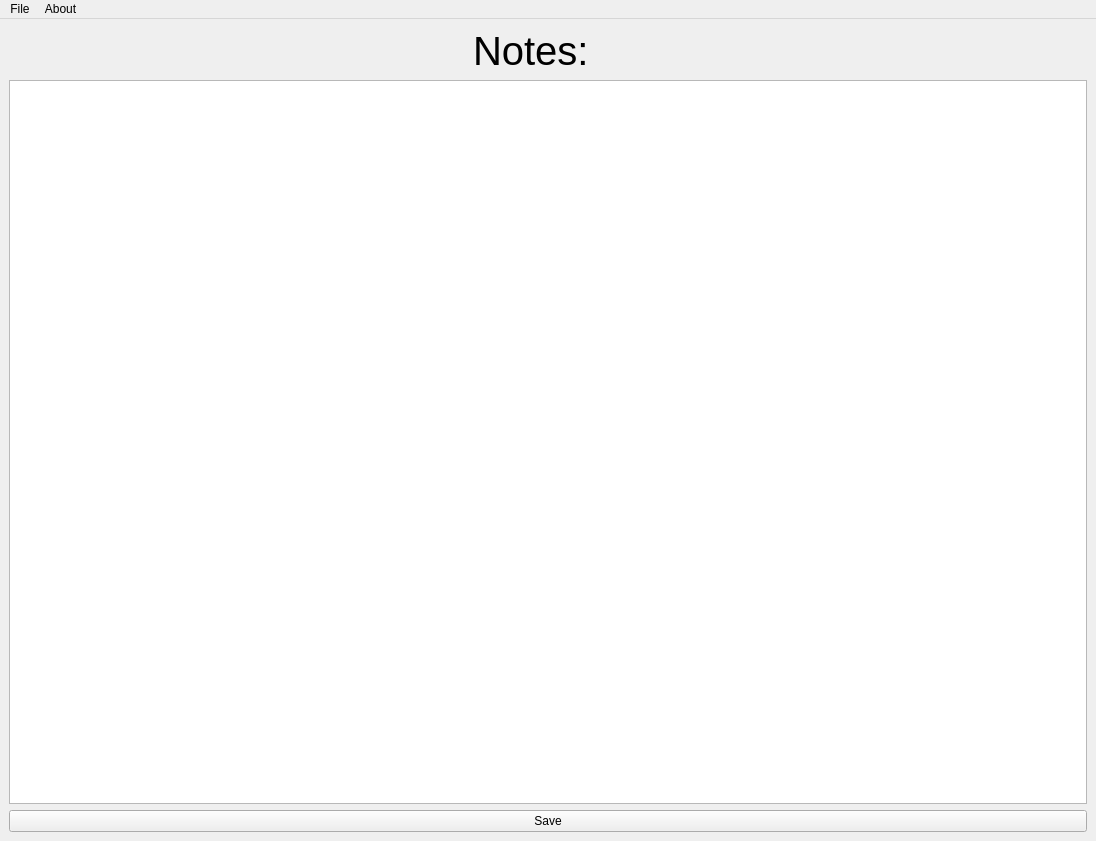
First picture: the form in mainwindow.ui, repository wwderw/embTools, before the edit.
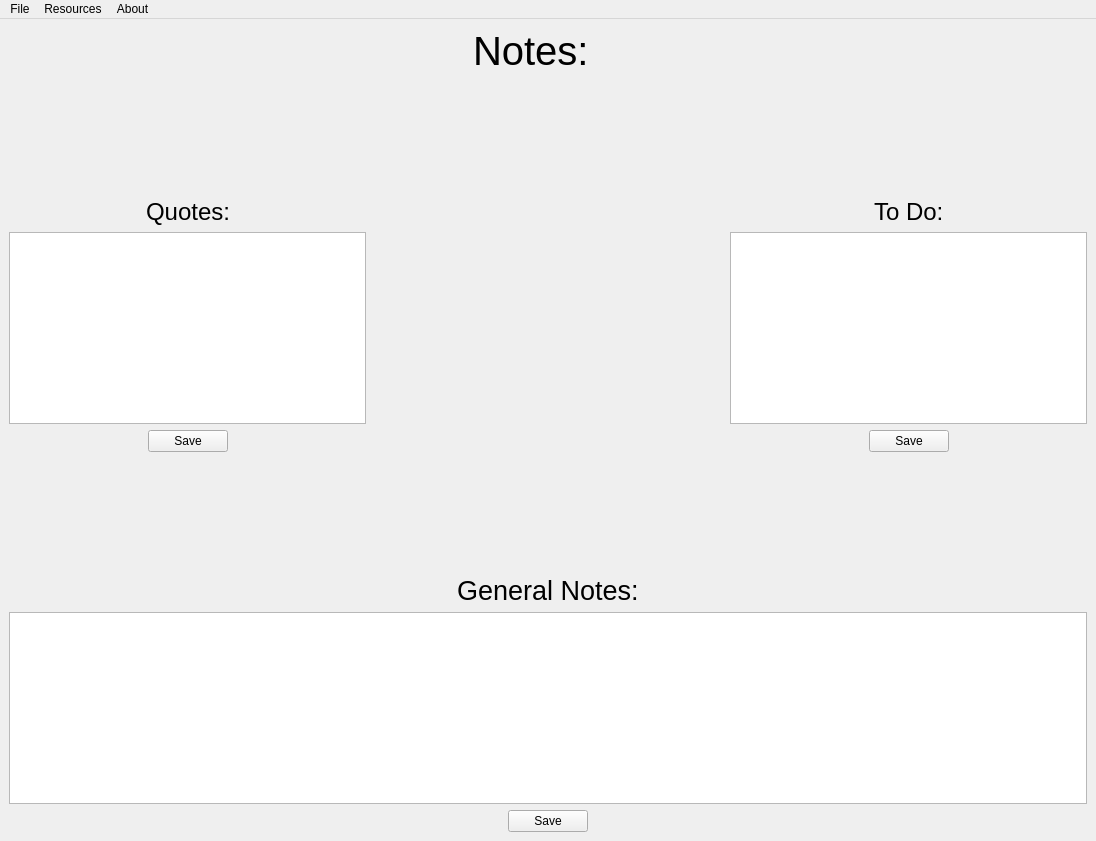
Second picture: the form after the edit. Icons and pictures are not drawn.

Diff of the .ui file:
```diff
--- a/mainwindow.ui
+++ b/mainwindow.ui
@@ -18,59 +18,354 @@
     <normaloff>assets/favIcon-196x196.png</normaloff>assets/favIcon-196x196.png</iconset>
   </property>
   <widget class="QWidget" name="centralwidget">
-   <layout class="QVBoxLayout" name="verticalLayout">
-    <item>
-     <layout class="QHBoxLayout" name="horizontalLayout">
+   <layout class="QGridLayout" name="gridLayout">
+    <item row="0" column="0">
+     <layout class="QVBoxLayout" name="verticalLayout_4">
       <item>
-       <spacer name="horizontalSpacer">
+       <layout class="QHBoxLayout" name="horizontalLayout">
+        <item>
+         <spacer name="horizontalSpacer">
+          <property name="orientation">
+           <enum>Qt::Horizontal</enum>
+          </property>
+          <property name="sizeHint" stdset="0">
+           <size>
+            <width>418</width>
+            <height>20</height>
+           </size>
+          </property>
+         </spacer>
+        </item>
+        <item>
+         <widget class="QLabel" name="label">
+          <property name="font">
+           <font>
+            <pointsize>30</pointsize>
+           </font>
+          </property>
+          <property name="text">
+           <string>Notes:</string>
+          </property>
+         </widget>
+        </item>
+        <item>
+         <spacer name="horizontalSpacer_2">
+          <property name="orientation">
+           <enum>Qt::Horizontal</enum>
+          </property>
+          <property name="sizeHint" stdset="0">
+           <size>
+            <width>498</width>
+            <height>20</height>
+           </size>
+          </property>
+         </spacer>
+        </item>
+       </layout>
+      </item>
+      <item>
+       <spacer name="verticalSpacer">
         <property name="orientation">
-         <enum>Qt::Horizontal</enum>
+         <enum>Qt::Vertical</enum>
         </property>
         <property name="sizeHint" stdset="0">
          <size>
-          <width>418</width>
-          <height>20</height>
+          <width>20</width>
+          <height>40</height>
          </size>
         </property>
        </spacer>
       </item>
       <item>
-       <widget class="QLabel" name="label">
-        <property name="font">
-         <font>
-          <pointsize>30</pointsize>
-         </font>
-        </property>
-        <property name="text">
-         <string>Notes:</string>
-        </property>
-       </widget>
+       <layout class="QHBoxLayout" name="horizontalLayout_7">
+        <item>
+         <layout class="QVBoxLayout" name="verticalLayout">
+          <item>
+           <layout class="QHBoxLayout" name="horizontalLayout_3">
+            <item>
+             <spacer name="horizontalSpacer_4">
+              <property name="orientation">
+               <enum>Qt::Horizontal</enum>
+              </property>
+              <property name="sizeHint" stdset="0">
+               <size>
+                <width>40</width>
+                <height>20</height>
+               </size>
+              </property>
+             </spacer>
+            </item>
+            <item>
+             <widget class="QLabel" name="label_2">
+              <property name="font">
+               <font>
+                <pointsize>18</pointsize>
+               </font>
+              </property>
+              <property name="text">
+               <string>Quotes:</string>
+              </property>
+             </widget>
+            </item>
+            <item>
+             <spacer name="horizontalSpacer_5">
+              <property name="orientation">
+               <enum>Qt::Horizontal</enum>
+              </property>
+              <property name="sizeHint" stdset="0">
+               <size>
+                <width>40</width>
+                <height>20</height>
+               </size>
+              </property>
+             </spacer>
+            </item>
+           </layout>
+          </item>
+          <item>
+           <widget class="QTextEdit" name="quotes"/>
+          </item>
+          <item>
+           <layout class="QHBoxLayout" name="horizontalLayout_2">
+            <item>
+             <spacer name="horizontalSpacer_10">
+              <property name="orientation">
+               <enum>Qt::Horizontal</enum>
+              </property>
+              <property name="sizeHint" stdset="0">
+               <size>
+                <width>40</width>
+                <height>20</height>
+               </size>
+              </property>
+             </spacer>
+            </item>
+            <item>
+             <widget class="QPushButton" name="saveQuotes">
+              <property name="text">
+               <string>Save</string>
+              </property>
+             </widget>
+            </item>
+            <item>
+             <spacer name="horizontalSpacer_11">
+              <property name="orientation">
+               <enum>Qt::Horizontal</enum>
+              </property>
+              <property name="sizeHint" stdset="0">
+               <size>
+                <width>40</width>
+                <height>20</height>
+               </size>
+              </property>
+             </spacer>
+            </item>
+           </layout>
+          </item>
+         </layout>
+        </item>
+        <item>
+         <spacer name="horizontalSpacer_3">
+          <property name="orientation">
+           <enum>Qt::Horizontal</enum>
+          </property>
+          <property name="sizeHint" stdset="0">
+           <size>
+            <width>40</width>
+            <height>20</height>
+           </size>
+          </property>
+         </spacer>
+        </item>
+        <item>
+         <layout class="QVBoxLayout" name="verticalLayout_2">
+          <item>
+           <layout class="QHBoxLayout" name="horizontalLayout_4">
+            <item>
+             <spacer name="horizontalSpacer_6">
+              <property name="orientation">
+               <enum>Qt::Horizontal</enum>
+              </property>
+              <property name="sizeHint" stdset="0">
+               <size>
+                <width>40</width>
+                <height>20</height>
+               </size>
+              </property>
+             </spacer>
+            </item>
+            <item>
+             <widget class="QLabel" name="label_3">
+              <property name="font">
+               <font>
+                <pointsize>18</pointsize>
+               </font>
+              </property>
+              <property name="text">
+               <string>To Do:</string>
+              </property>
+             </widget>
+            </item>
+            <item>
+             <spacer name="horizontalSpacer_7">
+              <property name="orientation">
+               <enum>Qt::Horizontal</enum>
+              </property>
+              <property name="sizeHint" stdset="0">
+               <size>
+                <width>40</width>
+                <height>20</height>
+               </size>
+              </property>
+             </spacer>
+            </item>
+           </layout>
+          </item>
+          <item>
+           <widget class="QTextEdit" name="toDo"/>
+          </item>
+          <item>
+           <layout class="QHBoxLayout" name="horizontalLayout_6">
+            <item>
+             <spacer name="horizontalSpacer_12">
+              <property name="orientation">
+               <enum>Qt::Horizontal</enum>
+              </property>
+              <property name="sizeHint" stdset="0">
+               <size>
+                <width>40</width>
+                <height>20</height>
+               </size>
+              </property>
+             </spacer>
+            </item>
+            <item>
+             <widget class="QPushButton" name="saveToDo">
+              <property name="text">
+               <string>Save</string>
+              </property>
+             </widget>
+            </item>
+            <item>
+             <spacer name="horizontalSpacer_13">
+              <property name="orientation">
+               <enum>Qt::Horizontal</enum>
+              </property>
+              <property name="sizeHint" stdset="0">
+               <size>
+                <width>40</width>
+                <height>20</height>
+               </size>
+              </property>
+             </spacer>
+            </item>
+           </layout>
+          </item>
+         </layout>
+        </item>
+       </layout>
       </item>
       <item>
-       <spacer name="horizontalSpacer_2">
+       <spacer name="verticalSpacer_2">
         <property name="orientation">
-         <enum>Qt::Horizontal</enum>
+         <enum>Qt::Vertical</enum>
         </property>
         <property name="sizeHint" stdset="0">
          <size>
-          <width>498</width>
-          <height>20</height>
+          <width>20</width>
+          <height>40</height>
          </size>
         </property>
        </spacer>
       </item>
+      <item>
+       <layout class="QVBoxLayout" name="verticalLayout_3">
+        <item>
+         <layout class="QHBoxLayout" name="horizontalLayout_5">
+          <item>
+           <spacer name="horizontalSpacer_8">
+            <property name="orientation">
+             <enum>Qt::Horizontal</enum>
+            </property>
+            <property name="sizeHint" stdset="0">
+             <size>
+              <width>40</width>
+              <height>20</height>
+             </size>
+            </property>
+           </spacer>
+          </item>
+          <item>
+           <widget class="QLabel" name="label_4">
+            <property name="font">
+             <font>
+              <pointsize>20</pointsize>
+             </font>
+            </property>
+            <property name="text">
+             <string>General Notes:</string>
+            </property>
+           </widget>
+          </item>
+          <item>
+           <spacer name="horizontalSpacer_9">
+            <property name="orientation">
+             <enum>Qt::Horizontal</enum>
+            </property>
+            <property name="sizeHint" stdset="0">
+             <size>
+              <width>40</width>
+              <height>20</height>
+             </size>
+            </property>
+           </spacer>
+          </item>
+         </layout>
+        </item>
+        <item>
+         <widget class="QTextEdit" name="notes"/>
+        </item>
+        <item>
+         <layout class="QHBoxLayout" name="horizontalLayout_8">
+          <item>
+           <spacer name="horizontalSpacer_14">
+            <property name="orientation">
+             <enum>Qt::Horizontal</enum>
+            </property>
+            <property name="sizeHint" stdset="0">
+             <size>
+              <width>40</width>
+              <height>20</height>
+             </size>
+            </property>
+           </spacer>
+          </item>
+          <item>
+           <widget class="QPushButton" name="save">
+            <property name="text">
+             <string>Save</string>
+            </property>
+           </widget>
+          </item>
+          <item>
+           <spacer name="horizontalSpacer_15">
+            <property name="orientation">
+             <enum>Qt::Horizontal</enum>
+            </property>
+            <property name="sizeHint" stdset="0">
+             <size>
+              <width>40</width>
+              <height>20</height>
+             </size>
+            </property>
+           </spacer>
+          </item>
+         </layout>
+        </item>
+       </layout>
+      </item>
      </layout>
     </item>
-    <item>
-     <widget class="QTextEdit" name="notes"/>
-    </item>
-    <item>
-     <widget class="QPushButton" name="save">
-      <property name="text">
-       <string>Save</string>
-      </property>
-     </widget>
-    </item>
    </layout>
   </widget>
   <widget class="QMenuBar" name="menubar">
@@ -110,7 +405,54 @@
     <addaction name="separator"/>
     <addaction name="actionAbout"/>
    </widget>
+   <widget class="QMenu" name="menuResources">
+    <property name="title">
+     <string>Resources</string>
+    </property>
+    <widget class="QMenu" name="menuEducation">
+     <property name="title">
+      <string>Education</string>
+     </property>
+     <widget class="QMenu" name="menuMadeira">
+      <property name="title">
+       <string>Madeira</string>
+      </property>
+      <addaction name="actionVideos"/>
+     </widget>
+     <widget class="QMenu" name="menuWild_West_Designs">
+      <property name="title">
+       <string>Wild West Designs</string>
+      </property>
+      <addaction name="actionContact"/>
+     </widget>
+     <addaction name="menuMadeira"/>
+     <addaction name="menuWild_West_Designs"/>
+    </widget>
+    <widget class="QMenu" name="menuServices">
+     <property name="title">
+      <string>Services</string>
+     </property>
+     <widget class="QMenu" name="menuCustom_Digitizing">
+      <property name="title">
+       <string>Custom Digitizing</string>
+      </property>
+      <addaction name="actionWild_West_Designs_2"/>
+     </widget>
+     <widget class="QMenu" name="menuStock_Designs">
+      <property name="title">
+       <string>Stock Designs</string>
+      </property>
+      <addaction name="actionEmbroidery_Library"/>
+      <addaction name="actionDakota_Collectibles"/>
+     </widget>
+     <addaction name="menuCustom_Digitizing"/>
+     <addaction name="menuStock_Designs"/>
+    </widget>
+    <addaction name="menuEducation"/>
+    <addaction name="menuServices"/>
+   </widget>
    <addaction name="menuFile"/>
+   <addaction name="menuResources"/>
    <addaction name="menuAbout"/>
   </widget>
   <action name="actionStitch_Run_Time_Calculator">
```
Left out of the diff: 25 changed lines with no effect on the pictures.
